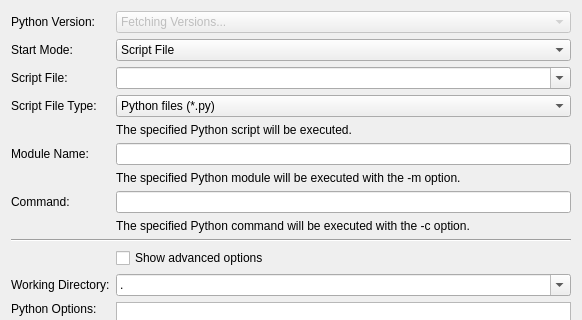
Qt form src/brickv/plugin_system/plugins/red/ui/program_page_python.ui (Tinkerforge/brickv) before a commit; both pictures show x 0 to 582 and y 0 to 320 of the 582 by 689 pixel window.
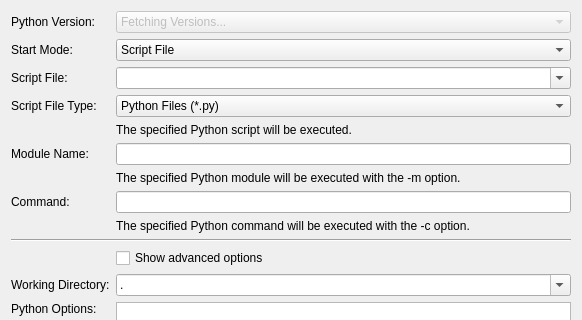
The same form after that commit. Custom widgets are drawn as their Qt base class.

```diff
--- a/src/brickv/plugin_system/plugins/red/ui/program_page_python.ui
+++ b/src/brickv/plugin_system/plugins/red/ui/program_page_python.ui
@@ -254,7 +254,7 @@
        </item>
        <item>
         <property name="text">
-         <string>Python files (*.py)</string>
+         <string>Python Files (*.py)</string>
         </property>
        </item>
       </widget>
```
Left out of the diff: 2 changed lines with no effect on the pictures.
